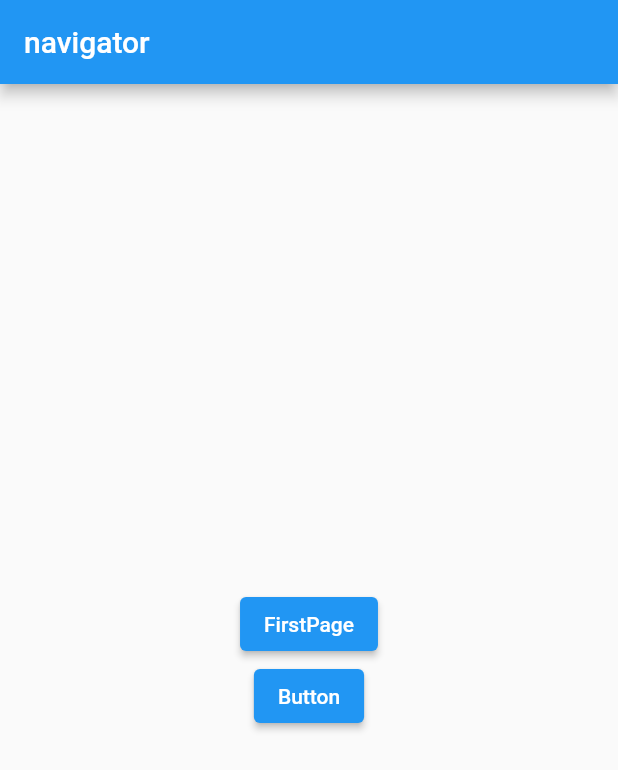
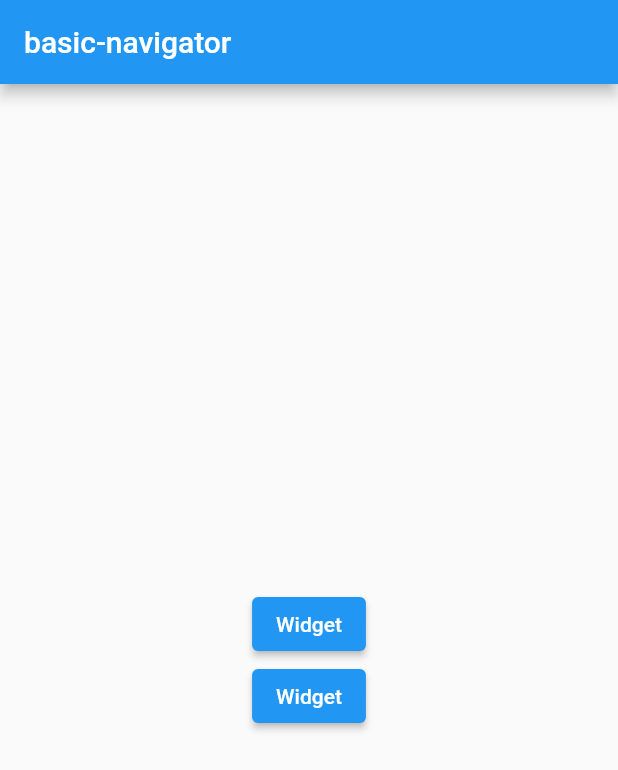
Before and after one commit to lightnning/flutter_basic_navigator, a Flutter app: the screen it shows after launch, on a phone screen of 412 x 824 dp. Shown: the top 770 px of the screen. Run offline on Flutter 3.47's test engine with Material 2 defaults, Android fonts, the phone set to English and light mode, and no system bars.

Commit message:
ButtonWidget()調整

```diff
--- a/lib/main.dart
+++ b/lib/main.dart
@@ -1,6 +1,6 @@
 import 'package:flutter/material.dart';
 import 'package:flutter_basic_navigator/pages/first_page.dart';
-import 'package:flutter_basic_navigator/widgets/sample_dialog.dart';
+import 'package:flutter_basic_navigator/pages/second_page.dart';
 
 void main() {
   runApp(const MyApp());
@@ -18,7 +18,7 @@ class MyApp extends StatelessWidget {
         primarySwatch: Colors.blue,
       ),
       home: MyHomePage(
-        title: 'navigator',
+        title: 'basic-navigator',
       ),
     );
   }
@@ -38,36 +38,29 @@ class MyHomePage extends StatelessWidget {
         child: Column(
           mainAxisAlignment: MainAxisAlignment.center,
           children: [
-            ElevatedButton(
-                onPressed: () {
-                  Navigator.of(context).push(
-                    MaterialPageRoute(
-                      builder: (context) {
-                        return FirstPage();
-                      },
-                    ),
-                  );
-                  print('pressed');
-                },
-                child: Text('FirstPage')),
-            Button(context, 'Button'),
+            ButtonWidget(
+                context,
+                FirstPage(
+                  widgetTitle: 'FirstPage',
+                )),
+            ButtonWidget(
+                context,
+                SecondPage(
+                  widgetTitle: 'SecondPage',
+                )),
           ],
         ),
       ),
     );
   }
 
-  Widget Button(BuildContext context, String pageName) {
+  Widget ButtonWidget(BuildContext context, Widget widget) {
     return ElevatedButton(
         onPressed: () {
           Navigator.of(context).push(
-            MaterialPageRoute(
-              builder: (context) {
-                return FirstPage();
-              },
-            ),
+            MaterialPageRoute(builder: (context) => widget),
           );
         },
-        child: Text(pageName));
+        child: Text(widget.toString()));
   }
 }
--- a/lib/pages/second_page.dart
+++ b/lib/pages/second_page.dart
@@ -1,14 +1,15 @@
 import 'package:flutter/material.dart';
 
 class SecondPage extends StatelessWidget {
+  final String widgetTitle;
   SecondPage({
-    Key? key,
+    Key? key, required this.widgetTitle
   }) : super(key: key);
 
   @override
   Widget build(BuildContext context) {
     return Scaffold(
-      appBar: AppBar(title: Text('Second Page')),
+      appBar: AppBar(title: Text(widgetTitle)),
       body: Center(
         child: ElevatedButton(
           child: Text('Back'),
```
Also changed, not shown: lib/pages/first_page.dart (+7 -5 lines).
